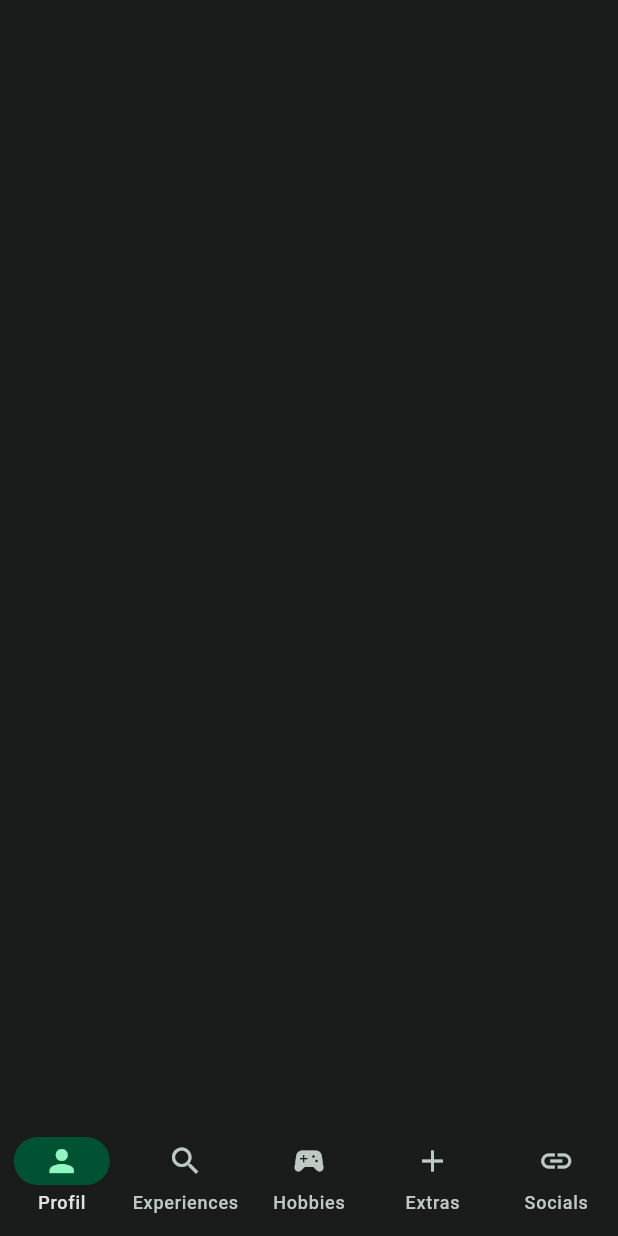
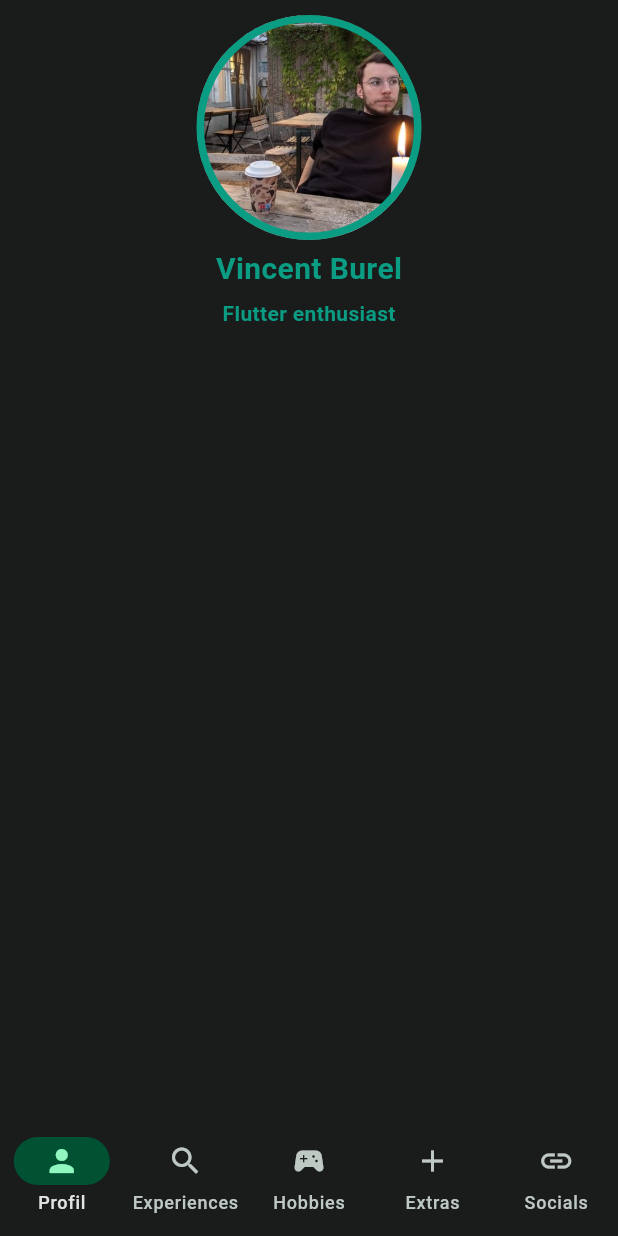
Before and after one commit to On-Arap/vincentburel_resume, a Flutter app: the screen it shows after launch, on a phone screen of 412 x 824 dp. Run offline on Flutter 3.47's test engine with Material 2 defaults, Android fonts, the phone set to English and light mode, and no system bars.

Commit message:
Add profil image, name and situation in ProfilPage

```diff
--- a/lib/pages/profil_page.dart
+++ b/lib/pages/profil_page.dart
@@ -12,8 +12,37 @@ class ProfilPage extends StatefulWidget {
 class _ProfilPageState extends State<ProfilPage> {
   @override
   Widget build(BuildContext context) {
-    return const SafeArea(
-      child: Column(),
+    return SafeArea(
+      child: Column(
+        mainAxisSize: MainAxisSize.min,
+        children: [
+          Column(
+            children: [
+              const SizedBox(height: 10.0),
+              Container(
+                width: 150,
+                height: 150,
+                decoration: BoxDecoration(
+                  shape: BoxShape.circle,
+                  color: Theme.of(context).colorScheme.secondary,
+                  border: Border.all(color: Theme.of(context).colorScheme.primary, width: 5.0, style: BorderStyle.solid),
+                  image: DecorationImage(fit: BoxFit.contain, image: Image.asset('assets/profil.jpg').image),
+                ),
+              ),
+              const SizedBox(height: 5.0),
+              Text(
+                'Vincent Burel',
+                style: TextStyle(fontSize: 20.0, fontWeight: FontWeight.bold, color: Theme.of(context).colorScheme.primary),
+              ),
+              const SizedBox(height: 5.0),
+              Text(
+                'Flutter enthusiast',
+                style: TextStyle(fontSize: 14.0, fontWeight: FontWeight.bold, color: Theme.of(context).colorScheme.primary),
+              ),
+            ],
+          ),
+        ],
+      ),
     );
   }
 }
```
